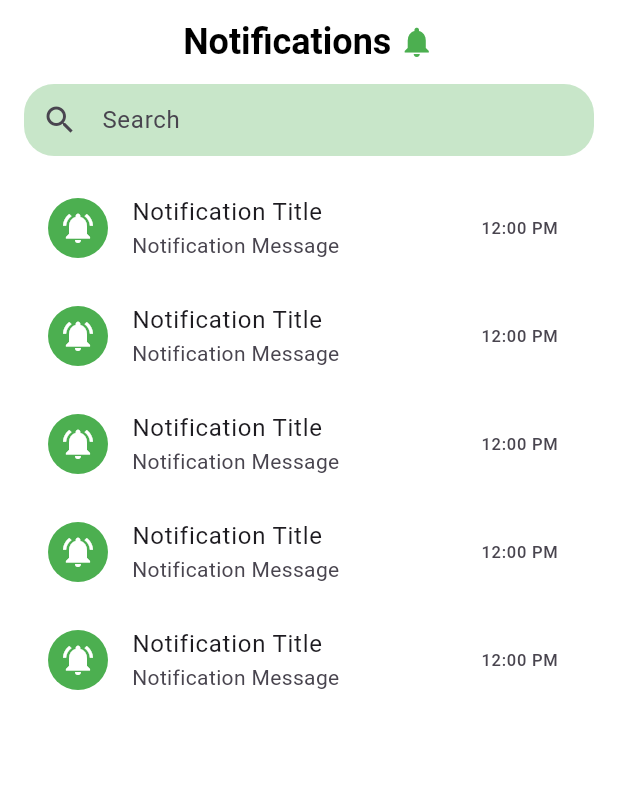
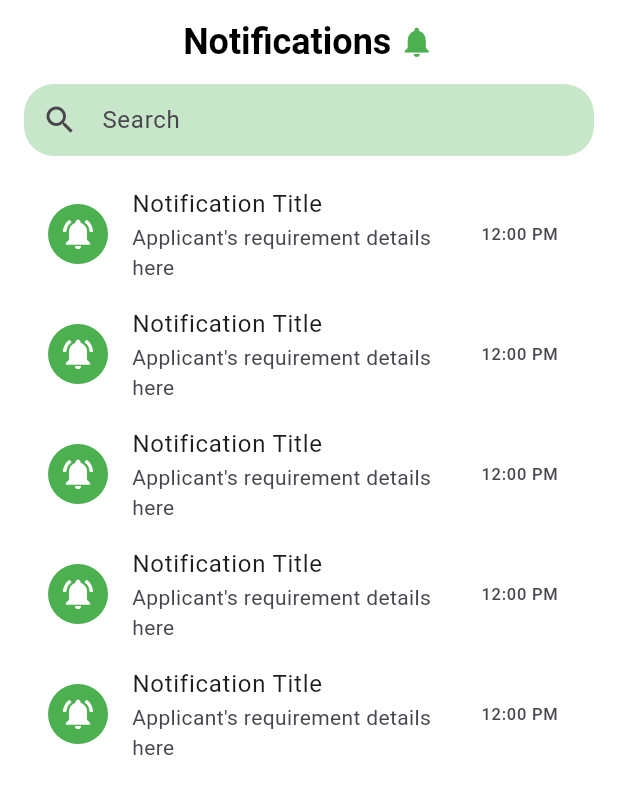
Before and after one commit to KrishaPublico/TreeSure-main, a Flutter app: the NotifPage_Forester screen opened directly, on a phone screen of 412 x 824 dp. Shown: the top 794 px of the screen. Run offline on Flutter 3.47's test engine with Material 3 defaults, Android fonts, the phone set to English and light mode, and no system bars; our stand-ins replace image_picker.

Commit message:
new code againnnnn

```diff
--- a/lib/features/forester list of navbars/notif_page.dart
+++ b/lib/features/forester list of navbars/notif_page.dart
@@ -1,5 +1,5 @@
 import 'package:flutter/material.dart';
-
+import 'package:treesure_app/features/forester/applicant_detail_page.dart';
 class NotifPage_Forester extends StatefulWidget {
   const NotifPage_Forester({super.key});
 
@@ -52,20 +52,30 @@ class _NotifPageState extends State<NotifPage_Forester> {
                 ),
               ),
             ),
-            // Notifications
+            // Notifications List
             Expanded(
               child: ListView.builder(
-                itemCount: 5,
+                itemCount: 5, // Adjust the count as needed
                 itemBuilder: (context, index) {
-                  return const ListTile(
-                    leading: CircleAvatar(
+                  return ListTile(
+                    leading: const CircleAvatar(
                       backgroundColor: Colors.green,
-                      child:
-                          Icon(Icons.notifications_active, color: Colors.white),
+                      child: Icon(Icons.notifications_active, color: Colors.white),
                     ),
-                    title: Text("Notification Title"),
-                    subtitle: Text("Notification Message"),
-                    trailing: Text("12:00 PM"),
+                    title: const Text("Notification Title"),
+                    subtitle: const Text("Applicant's requirement details here"),
+                    trailing: const Text("12:00 PM"),
+                    onTap: () {
+                      Navigator.push(
+                        context,
+                        MaterialPageRoute(
+                          builder: (context) => const ApplicantDetailPage(
+                            applicantName: "Applicant",
+                            requirementDetails: "Details about the applicant's requirements.",
+                          ),
+                        ),
+                      );
+                    },
                   );
                 },
               ),
```
Also changed, not shown: lib/features/forester/applicant_detail_page.dart (added, +68 -0 lines).
